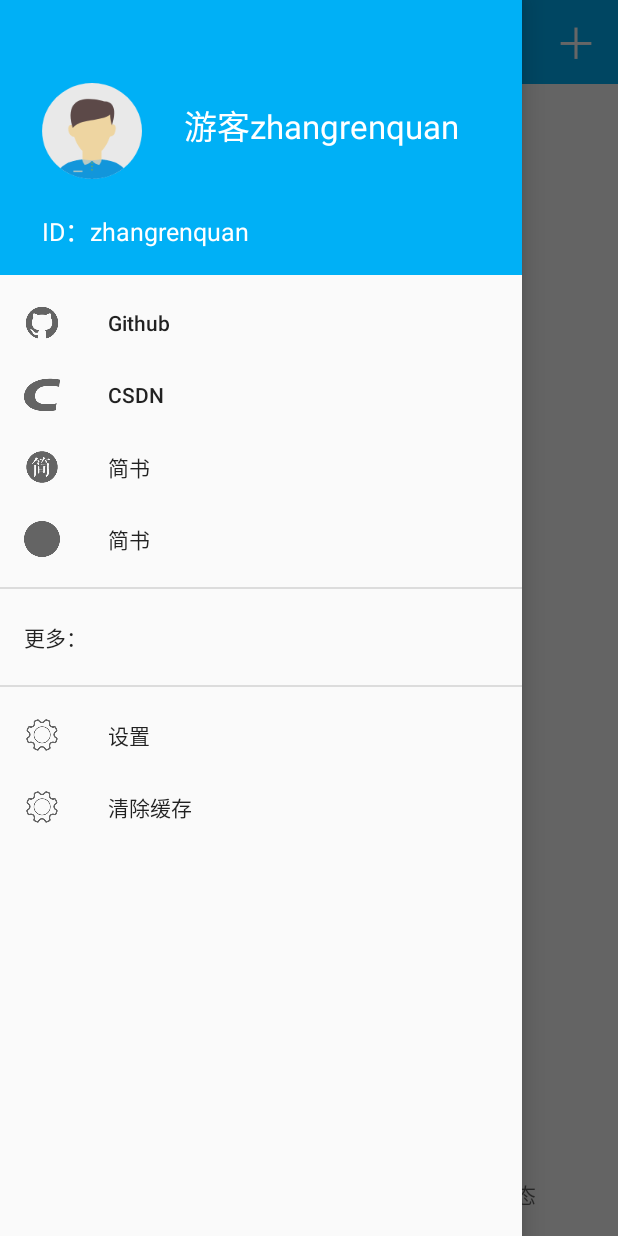
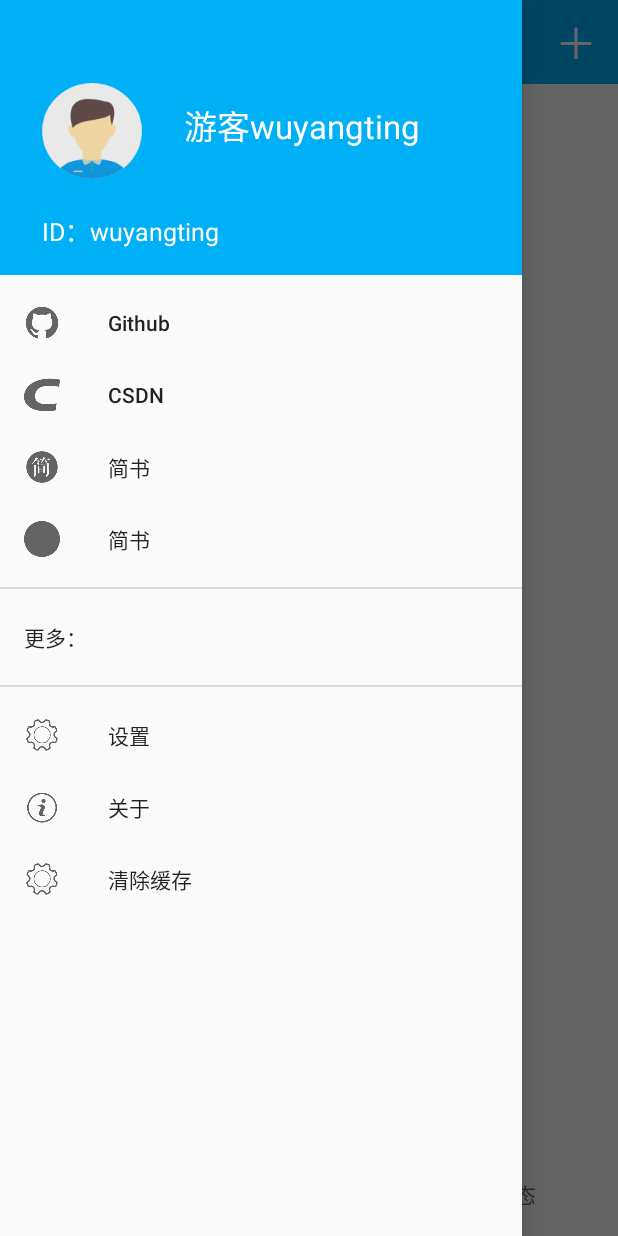
Before and after one commit to wuyangting/talk, an Android app: the screen it shows after launch (MainActivity), with the side drawer open, on a phone screen of 412 x 824 dp. Run offline under Robolectric (Android 15) with nearby library versions, the phone set to English and light mode, and no system bars; 8 statements that could not run were skipped.

Commit message:
增加一些属性

```diff
--- a/src/main/res/layout/main_header_layout.xml
+++ b/src/main/res/layout/main_header_layout.xml
@@ -21,7 +21,7 @@
         android:layout_height="wrap_content"
         android:layout_marginLeft="@dimen/x50"
         android:layout_marginTop="@dimen/x20"
-        android:text="游客zhangrenquan"
+        android:text="游客wuyangting"
         android:textColor="#ffffff"
         android:textSize="@dimen/x40"
         app:layout_constraintLeft_toRightOf="@id/navigation_header_img"
@@ -32,7 +32,7 @@
         android:layout_height="wrap_content"
         android:layout_marginTop="@dimen/x40"
         android:id="@+id/navigation_header_id"
-        android:text="ID：zhangrenquan"
+        android:text="ID：wuyangting"
         android:textColor="#ffffff"
         android:textSize="@dimen/x30"
         app:layout_constraintLeft_toLeftOf="@id/navigation_header_img"
--- a/src/main/res/menu/main_menu.xml
+++ b/src/main/res/menu/main_menu.xml
@@ -27,6 +27,10 @@
             android:icon="@mipmap/icon_setting"
             android:title="设置" />
         <item
+            android:id="@+id/menu_about"
+            android:icon="@mipmap/icon_about"
+            android:title="关于" />
+        <item
             android:id="@+id/menu_clear"
             android:icon="@mipmap/icon_setting"
             android:title="清除缓存" />
```
